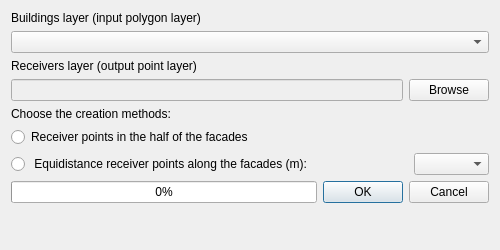
Old version of the form tools/ui_CreateReceiverPoints.ui in the repository Arpapiemonte/openoise-map.
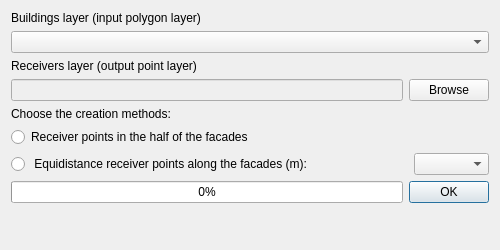
New version of the form. Custom widgets are drawn as their Qt base class.

Patch:
```diff
--- a/tools/ui_CreateReceiverPoints.ui
+++ b/tools/ui_CreateReceiverPoints.ui
@@ -182,7 +182,7 @@
         <enum>Qt::Horizontal</enum>
        </property>
        <property name="standardButtons">
-        <set>QDialogButtonBox::Cancel|QDialogButtonBox::Ok</set>
+        <set>QDialogButtonBox::Ok</set>
        </property>
       </widget>
      </item>
```
Left out of the diff: 2 changed lines with no effect on the pictures.
